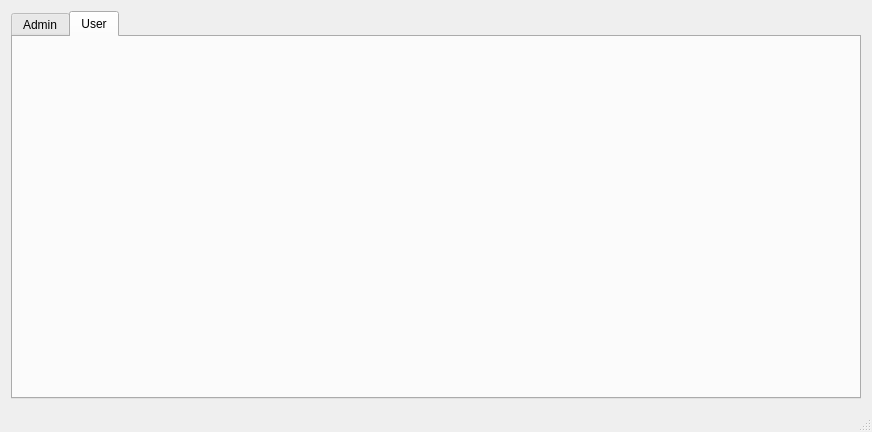
Qt form oop/asg11-12/mainwindow.ui (andreibratu/bachelor) before a commit.
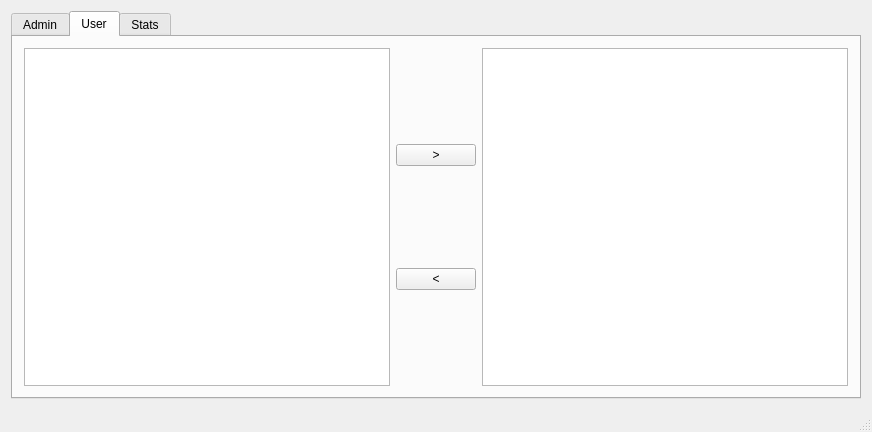
The same form after that commit. The open tabs and pages were chosen to show the change.

The edit to the form file:
```diff
--- a/oop/asg11-12/mainwindow.ui
+++ b/oop/asg11-12/mainwindow.ui
@@ -106,6 +106,42 @@
        <attribute name="title">
         <string>User</string>
        </attribute>
+       <layout class="QHBoxLayout" name="horizontalLayout_4">
+        <item>
+         <layout class="QHBoxLayout" name="horizontalLayout_3">
+          <item>
+           <widget class="QTableView" name="userTableView"/>
+          </item>
+          <item>
+           <layout class="QVBoxLayout" name="verticalLayout">
+            <item>
+             <widget class="QPushButton" name="sendToPlaylistButton">
+              <property name="text">
+               <string>&gt;</string>
+              </property>
+             </widget>
+            </item>
+            <item>
+             <widget class="QPushButton" name="sendFromPlaylistButton">
+              <property name="text">
+               <string>&lt;</string>
+              </property>
+             </widget>
+            </item>
+           </layout>
+          </item>
+          <item>
+           <widget class="QTableView" name="playlistTableView"/>
+          </item>
+         </layout>
+        </item>
+       </layout>
+      </widget>
+      <widget class="QWidget" name="statsTab">
+       <attribute name="title">
+        <string>Stats</string>
+       </attribute>
+       <layout class="QHBoxLayout" name="horizontalLayout_2"/>
       </widget>
      </widget>
     </item>
```
Left out of the diff: 15 changed lines with no effect on the pictures.
